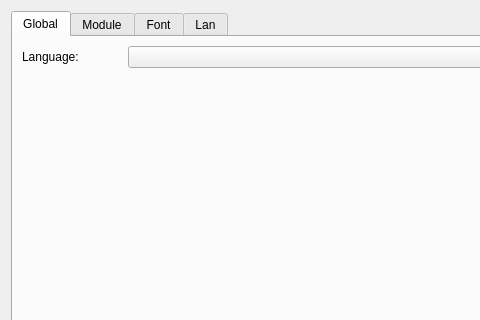
axsapronov/QSopherim, file src/dialogs/settings/settings.ui: the form before one commit; both pictures show x 0 to 480 and y 0 to 320 of the 632 by 503 pixel window.
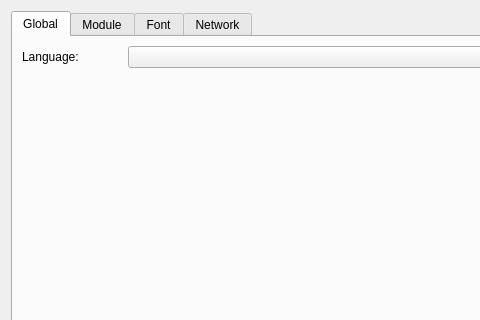
The form after the commit.

Patch:
```diff
--- a/src/dialogs/settings/settings.ui
+++ b/src/dialogs/settings/settings.ui
@@ -145,7 +145,7 @@
      </widget>
      <widget class="QWidget" name="tab_2">
       <attribute name="title">
-       <string>Lan</string>
+       <string>Network</string>
       </attribute>
      </widget>
     </widget>
```
